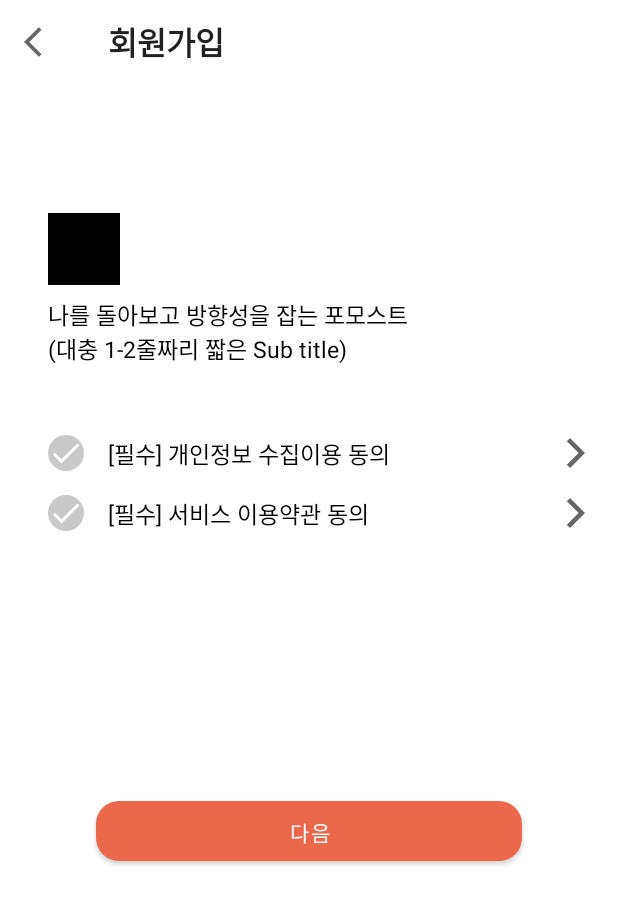
After one commit to TeamMyDaily/4most-Android, an Android app: the SignUpTermsActivity screen opened directly, with no data from a screen before it, on a phone screen of 412 x 824 dp. The commit adds this screen. Shown: the top 904 px of the screen. Run offline under Robolectric (Android 15) with nearby library versions, the phone set to English and light mode, and no system bars; our stand-ins replace data binding.

Commit message:
[ADD] #12 - SignUpTermsActivity initial view setting

```diff
--- a/app/src/main/AndroidManifest.xml
+++ b/app/src/main/AndroidManifest.xml
@@ -10,7 +10,13 @@
         android:roundIcon="@mipmap/ic_launcher_round"
         android:supportsRtl="true"
         android:theme="@style/Theme.MyDaily">
-        <activity android:name=".ui.view.signin.SignInActivity" android:exported="true"/>
+        <activity
+            android:name=".ui.view.signup.SignUpTermsActivity"
+            android:exported="true"/>
+        <activity android:name=".ui.view.signup.SignUpActivity" />
+        <activity
+            android:name=".ui.view.signin.SignInActivity"
+            android:exported="true" />
         <activity android:name=".ui.view.MainActivity">
             <intent-filter>
                 <action android:name="android.intent.action.MAIN" />
--- a/app/src/main/java/org/mydaily/di/ViewModelModule.kt
+++ b/app/src/main/java/org/mydaily/di/ViewModelModule.kt
@@ -10,4 +10,5 @@ val viewModelModule = module {
     viewModel { RemindViewModel() }
     viewModel { MyPageViewModel() }
     viewModel { SignInViewModel() }
+    viewModel { SignUpViewModel() }
 }
--- /dev/null
+++ b/app/src/main/java/org/mydaily/ui/view/signup/SignUpTermsActivity.kt
@@ -0,0 +1,39 @@
+package org.mydaily.ui.view.signup
+
+import androidx.appcompat.app.AppCompatActivity
+import android.os.Bundle
+import org.koin.android.ext.android.bind
+import org.koin.androidx.viewmodel.ext.android.viewModel
+import org.mydaily.R
+import org.mydaily.databinding.ActivitySignUpBinding
+import org.mydaily.databinding.ActivitySignUpTermsBinding
+import org.mydaily.ui.base.BaseActivity
+import org.mydaily.ui.viewmodel.SignUpViewModel
+
+class SignUpTermsActivity : BaseActivity<ActivitySignUpTermsBinding, SignUpViewModel>() {
+    override val layoutResourceId: Int
+        get() = R.layout.activity_sign_up_terms
+    override val viewModel: SignUpViewModel by viewModel()
+
+    override fun initView() {
+        initClickEvent()
+    }
+
+    override fun initBeforeBinding() {
+
+    }
+
+    override fun initAfterBinding() {
+
+    }
+
+
+    private fun initClickEvent() {
+        binding.btnSignUp.isActivated = false
+        binding.tbSignUpTerms.setNavigationOnClickListener {
+            finish()
+        }
+
+
+    }
+}
--- /dev/null
+++ b/app/src/main/java/org/mydaily/ui/viewmodel/SignUpViewModel.kt
@@ -0,0 +1,6 @@
+package org.mydaily.ui.viewmodel
+
+import org.mydaily.ui.base.BaseViewModel
+
+class SignUpViewModel: BaseViewModel() {
+}
--- /dev/null
+++ b/app/src/main/res/drawable/rectangle_fill_light_orange_radius_15.xml
@@ -0,0 +1,10 @@
+<?xml version="1.0" encoding="utf-8"?>
+<shape xmlns:android="http://schemas.android.com/apk/res/android">
+
+    <corners
+        android:radius="15dp"/>
+
+    <solid
+        android:color="@color/light_orange"/>
+
+</shape>
--- /dev/null
+++ b/app/src/main/res/drawable/selector_btn_sign_up.xml
@@ -0,0 +1,12 @@
+<?xml version="1.0" encoding="utf-8"?>
+<selector xmlns:android="http://schemas.android.com/apk/res/android">
+
+    <item
+        android:drawable="@drawable/rectangle_fill_gray_radius_15"
+        android:state_active="false" />
+
+    <item
+        android:drawable="@drawable/rectangle_fill_light_orange_radius_15"
+        android:state_active="true" />
+
+</selector>
--- /dev/null
+++ b/app/src/main/res/layout/activity_sign_up_terms.xml
@@ -0,0 +1,156 @@
+<?xml version="1.0" encoding="utf-8"?>
+<layout xmlns:android="http://schemas.android.com/apk/res/android"
+    xmlns:app="http://schemas.android.com/apk/res-auto"
+    xmlns:tools="http://schemas.android.com/tools">
+
+    <data>
+
+    </data>
+
+    <androidx.constraintlayout.widget.ConstraintLayout
+        android:layout_width="match_parent"
+        android:layout_height="match_parent"
+        tools:context=".ui.view.signup.SignUpTermsActivity">
+
+        <androidx.appcompat.widget.Toolbar
+            android:id="@+id/tb_sign_up_terms"
+            android:layout_width="match_parent"
+            android:layout_height="?attr/actionBarSize"
+            app:layout_constraintStart_toStartOf="parent"
+            app:layout_constraintEnd_toEndOf="parent"
+            app:layout_constraintTop_toTopOf="parent"
+            app:navigationIcon="@drawable/ic_arrow_back"
+            app:title="@string/sign_up"
+            app:titleTextAppearance="@style/ToolbarTitleTextStyle"/>
+
+
+        <ImageView
+            android:id="@+id/imageView"
+            android:layout_width="48dp"
+            android:layout_height="48dp"
+            android:layout_marginStart="32dp"
+            android:layout_marginTop="86dp"
+            android:src="@color/black"
+            app:layout_constraintStart_toStartOf="parent"
+            app:layout_constraintTop_toBottomOf="@+id/tb_sign_up_terms" />
+
+        <TextView
+            android:id="@+id/sub_title_"
+            android:layout_width="256dp"
+            android:layout_height="44dp"
+            android:gravity="center_vertical"
+            android:text="나를 돌아보고 방향성을 잡는 포모스트(대충 1-2줄짜리 짧은 Sub title)"
+            android:textColor="@color/black"
+            android:textSize="15sp"
+            android:layout_marginTop="8dp"
+            app:layout_constraintStart_toStartOf="@+id/imageView"
+            app:layout_constraintTop_toBottomOf="@+id/imageView" />
+
+
+        <androidx.constraintlayout.widget.ConstraintLayout
+            android:id="@+id/cl_personal_information"
+            android:layout_width="match_parent"
+            android:layout_height="wrap_content"
+            android:layout_marginTop="48dp"
+            app:layout_constraintEnd_toEndOf="parent"
+            app:layout_constraintStart_toStartOf="parent"
+            app:layout_constraintTop_toBottomOf="@+id/sub_title_">
+
+            <ImageButton
+                android:id="@+id/ib_allow_personal_information"
+                android:layout_width="wrap_content"
+                android:layout_height="wrap_content"
+                android:layout_gravity="center_vertical"
+                android:background="@android:color/transparent"
+                android:src="@drawable/selector_checkbox"
+                android:layout_marginStart="32dp"
+                app:layout_constraintBottom_toBottomOf="parent"
+                app:layout_constraintStart_toStartOf="parent"
+                app:layout_constraintTop_toTopOf="parent" />
+
+            <TextView
+                android:id="@+id/tv_allow_personal_information"
+                android:layout_width="wrap_content"
+                android:layout_height="wrap_content"
+                android:text="@string/msg_allow_personal_information"
+                android:textColor="@color/black"
+                android:textSize="15sp"
+                android:layout_marginStart="16dp"
+                app:layout_constraintBottom_toBottomOf="parent"
+                app:layout_constraintStart_toEndOf="@+id/ib_allow_personal_information"
+                app:layout_constraintTop_toTopOf="parent" />
+
+            <ImageView
+                android:id="@+id/iv_go_to_personal_information"
+                android:layout_width="wrap_content"
+                android:layout_height="wrap_content"
+                android:layout_gravity="end"
+                android:src="@drawable/ic_arrow_forward"
+                android:layout_marginEnd="16dp"
+                app:layout_constraintBottom_toBottomOf="parent"
+                app:layout_constraintEnd_toEndOf="parent"
+                app:layout_constraintTop_toTopOf="parent" />
+
+        </androidx.constraintlayout.widget.ConstraintLayout>
+
+        <androidx.constraintlayout.widget.ConstraintLayout
+            android:id="@+id/constraintLayout"
+            android:layout_width="match_parent"
+            android:layout_height="wrap_content"
+            android:layout_marginTop="16dp"
+            app:layout_constraintEnd_toEndOf="parent"
+            app:layout_constraintStart_toStartOf="parent"
+            app:layout_constraintTop_toBottomOf="@+id/cl_personal_information">
+
+            <ImageButton
+                android:id="@+id/ib_allow_service_terms"
+                android:layout_width="wrap_content"
+                android:layout_height="wrap_content"
+                android:layout_gravity="center_vertical"
+                android:layout_marginStart="32dp"
+                android:background="@android:color/transparent"
+                android:src="@drawable/selector_checkbox"
+                app:layout_constraintBottom_toBottomOf="parent"
+                app:layout_constraintStart_toStartOf="parent"
+                app:layout_constraintTop_toTopOf="parent" />
+
+            <TextView
+                android:id="@+id/tv_allow_service_terms"
+                android:layout_width="wrap_content"
+                android:layout_height="wrap_content"
+                android:layout_marginStart="16dp"
+                android:text="@string/msg_allow_service_terms"
+                android:textColor="@color/black"
+                android:textSize="15sp"
+                app:layout_constraintBottom_toBottomOf="parent"
+                app:layout_constraintStart_toEndOf="@+id/ib_allow_service_terms"
+                app:layout_constraintTop_toTopOf="parent" />
+
+            <ImageView
+                android:id="@+id/iv_go_to_service_terms"
+                android:layout_width="wrap_content"
+                android:layout_height="wrap_content"
+                android:layout_gravity="end"
+                android:layout_marginEnd="16dp"
+                android:src="@drawable/ic_arrow_forward"
+                app:layout_constraintBottom_toBottomOf="parent"
+                app:layout_constraintEnd_toEndOf="parent"
+                app:layout_constraintTop_toTopOf="parent" />
+
+        </androidx.constraintlayout.widget.ConstraintLayout>
+
+
+        <Button
+            android:id="@+id/btn_sign_up"
+            android:layout_width="match_parent"
+            android:layout_height="40dp"
+            android:layout_marginHorizontal="64dp"
+            android:layout_marginTop="180dp"
+            android:background="@drawable/selector_btn_sign_up"
+            android:text="@string/next"
+            app:layout_constraintEnd_toEndOf="parent"
+            app:layout_constraintStart_toStartOf="parent"
+            app:layout_constraintTop_toBottomOf="@+id/constraintLayout" />
+
+    </androidx.constraintlayout.widget.ConstraintLayout>
+</layout>
--- a/app/src/main/res/values-night/themes.xml
+++ b/app/src/main/res/values-night/themes.xml
@@ -13,4 +13,9 @@
         <item name="android:statusBarColor" tools:targetApi="l">?attr/colorPrimaryVariant</item>
         <!-- Customize your theme here. -->
     </style>
+
+    <style name="ToolbarTitleTextStyle" parent="TextAppearance.Widget.AppCompat.Toolbar.Title">
+        <item name="android:textSize">21sp</item>
+        <item name="android:textStyle">bold</item>
+    </style>
 </resources>
--- a/app/src/main/res/values/colors.xml
+++ b/app/src/main/res/values/colors.xml
@@ -7,6 +7,7 @@
 
     <color name="gray">#C9C9C9</color>
     <color name="orange">#EC684A</color>
+    <color name="light_orange">#F68C7F</color>
 
 
 </resources>
--- a/app/src/main/res/values/strings.xml
+++ b/app/src/main/res/values/strings.xml
@@ -19,5 +19,10 @@
     <string name="find_password">비밀번호 찾기</string>
     <string name="msg_sign_in_error">이메일과 비밀번호를 확인해주세요</string>
 
+    <!--Sign Up-->
+    <string name="msg_allow_personal_information">[필수] 개인정보 수집이용 동의</string>
+    <string name="msg_allow_service_terms">[필수] 서비스 이용약관 동의</string>
+    <string name="next">다음</string>
+
     <string name="hello_blank_fragment">Hello blank fragment</string>
 </resources>
--- a/app/src/main/res/values/themes.xml
+++ b/app/src/main/res/values/themes.xml
@@ -13,4 +13,9 @@
         <item name="android:statusBarColor" tools:targetApi="l">?attr/colorPrimaryVariant</item>
         <!-- Customize your theme here. -->
     </style>
+
+    <style name="ToolbarTitleTextStyle" parent="TextAppearance.Widget.AppCompat.Toolbar.Title">
+        <item name="android:textSize">21sp</item>
+        <item name="android:textStyle">bold</item>
+    </style>
 </resources>
```
